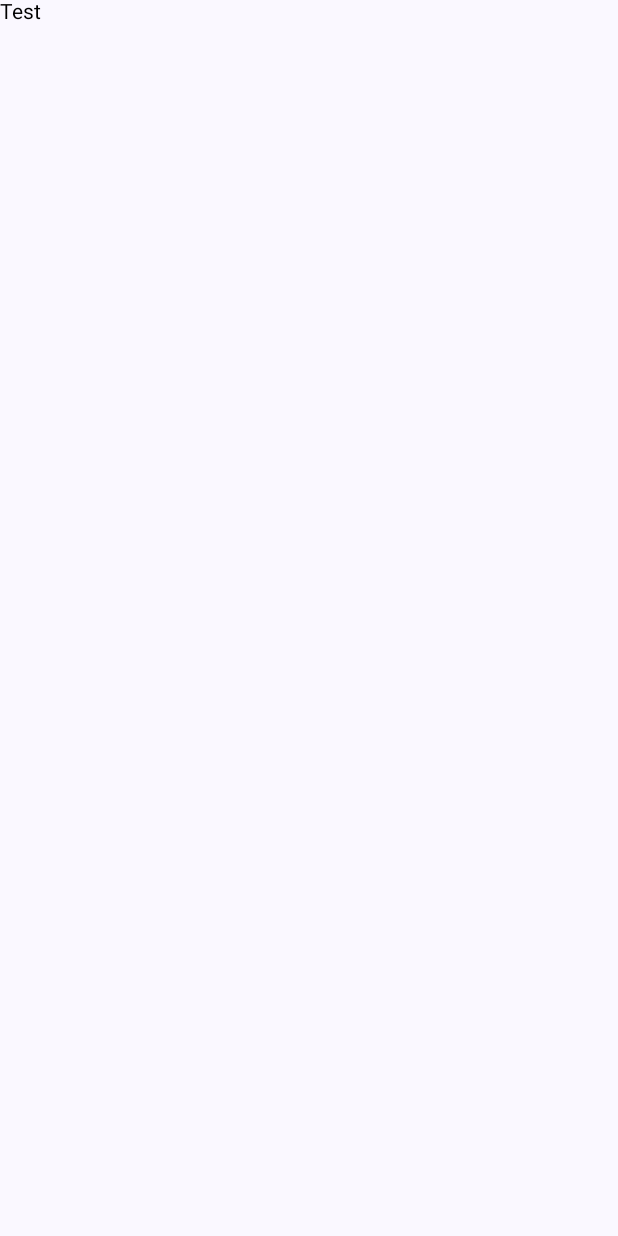
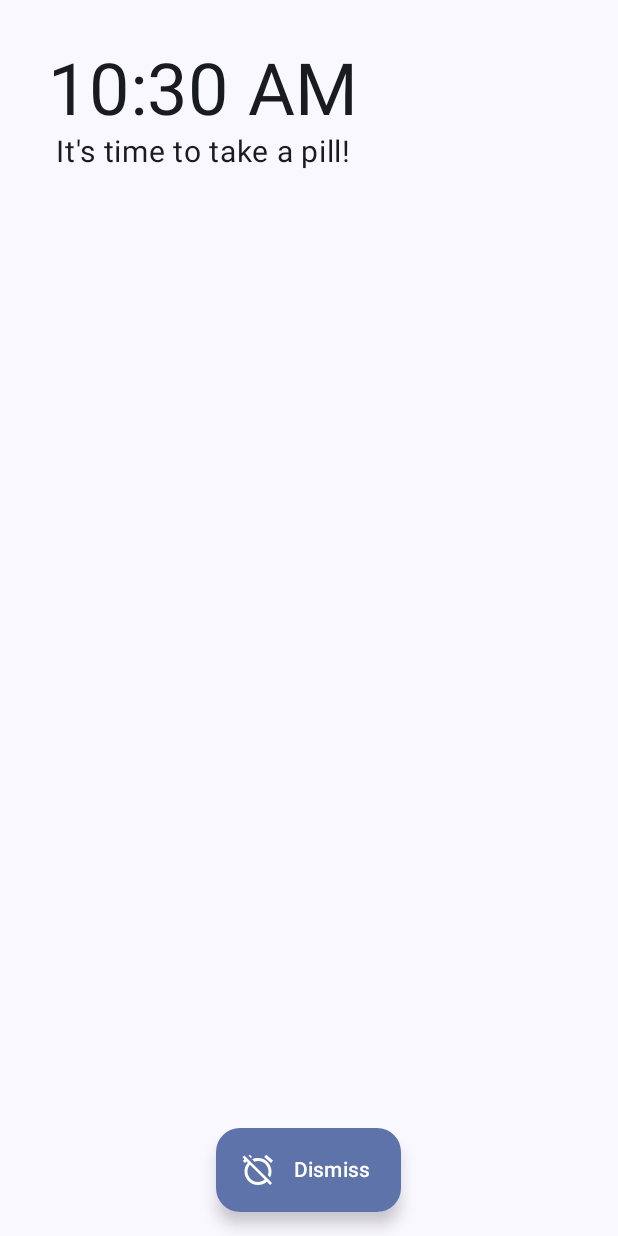
Before and after one commit to Wikignometry/med-alarm, an Android app built with Jetpack Compose: the AlarmActivity screen opened directly, with no data from a screen before it, on a phone screen of 412 x 824 dp. Before the commit the screen is almost empty. Run offline under Robolectric (Android 15) with nearby library versions, the phone set to English and light mode, and no system bars; our stand-ins replace accompanist.

Commit message:
Make a basic full screen intent

```diff
--- a/app/src/main/java/com/medalarm/medalarm/AlarmActivity.kt
+++ b/app/src/main/java/com/medalarm/medalarm/AlarmActivity.kt
@@ -10,8 +10,12 @@ import android.util.Log
 import android.view.WindowManager
 import androidx.activity.compose.setContent
 import androidx.compose.material3.ExperimentalMaterial3Api
-import androidx.compose.material3.Text
+import androidx.compose.material3.MaterialTheme
 import androidx.fragment.app.FragmentActivity
+import com.google.accompanist.systemuicontroller.rememberSystemUiController
+import com.medalarm.medalarm.ui.AlarmScreen
+import com.medalarm.medalarm.ui.theme.MedAlarmTheme
+import com.medalarm.medalarm.ui.theme.isLight
 
 class AlarmActivityReceiver(private val activity: AlarmActivity) : BroadcastReceiver() {
     override fun onReceive(p0: Context?, p1: Intent?) {
@@ -42,7 +46,15 @@ class AlarmActivity : FragmentActivity() {
         registerReceiver(receiver, filter)
 
         setContent {
-            Text("Test")
+            MedAlarmTheme {
+                val systemUiController = rememberSystemUiController()
+                systemUiController.setSystemBarsColor(
+                    color = MaterialTheme.colorScheme.background,
+                    darkIcons = MaterialTheme.colorScheme.isLight()
+                )
+
+                AlarmScreen()
+            }
         }
     }
 
--- /dev/null
+++ b/app/src/main/java/com/medalarm/medalarm/ui/AlarmScreen.kt
@@ -0,0 +1,55 @@
+package com.medalarm.medalarm.ui
+
+import android.text.format.DateFormat
+import androidx.compose.foundation.layout.padding
+import androidx.compose.foundation.lazy.LazyColumn
+import androidx.compose.material.icons.Icons
+import androidx.compose.material.icons.filled.AlarmOff
+import androidx.compose.material3.*
+import androidx.compose.runtime.Composable
+import androidx.compose.ui.Alignment
+import androidx.compose.ui.Modifier
+import androidx.compose.ui.platform.LocalContext
+import androidx.compose.ui.tooling.preview.Preview
+import androidx.compose.ui.unit.dp
+import androidx.compose.ui.unit.sp
+import com.medalarm.medalarm.getDismissIntent
+import java.text.SimpleDateFormat
+import java.util.*
+
+@OptIn(ExperimentalMaterial3Api::class)
+@Composable
+@Preview
+fun AlarmScreen() {
+    val context = LocalContext.current
+    var sdf = SimpleDateFormat("h:mm aa")
+    if (DateFormat.is24HourFormat(context)) {
+        sdf = SimpleDateFormat("H:mm")
+    }
+
+    Scaffold(
+        floatingActionButtonPosition = FabPosition.Center,
+        floatingActionButton = {
+            ExtendedFloatingActionButton(
+                onClick = { context.sendBroadcast(getDismissIntent()) },
+                icon = { Icon(Icons.Default.AlarmOff, "Alarm off") },
+                text = { Text(text = "Dismiss") },
+            )
+        },
+    ) { paddingValues ->
+        LazyColumn(
+            horizontalAlignment = Alignment.CenterHorizontally,
+            contentPadding = paddingValues,
+            modifier = Modifier.padding(32.dp)
+        ) {
+            item {
+                // TODO: hardcode this to the broadcast receiver's trigger time
+                Text(sdf.format(Date()), fontSize = 48.sp)
+            }
+
+            item {
+                Text("It's time to take a pill!", fontSize = 20.sp)
+            }
+        }
+    }
+}
```
Also changed, not shown: app/src/main/java/com/medalarm/medalarm/AlarmService.kt (+11 -7 lines), app/src/main/java/com/medalarm/medalarm/ui/TimerScreen.kt (+19 -1 lines).
